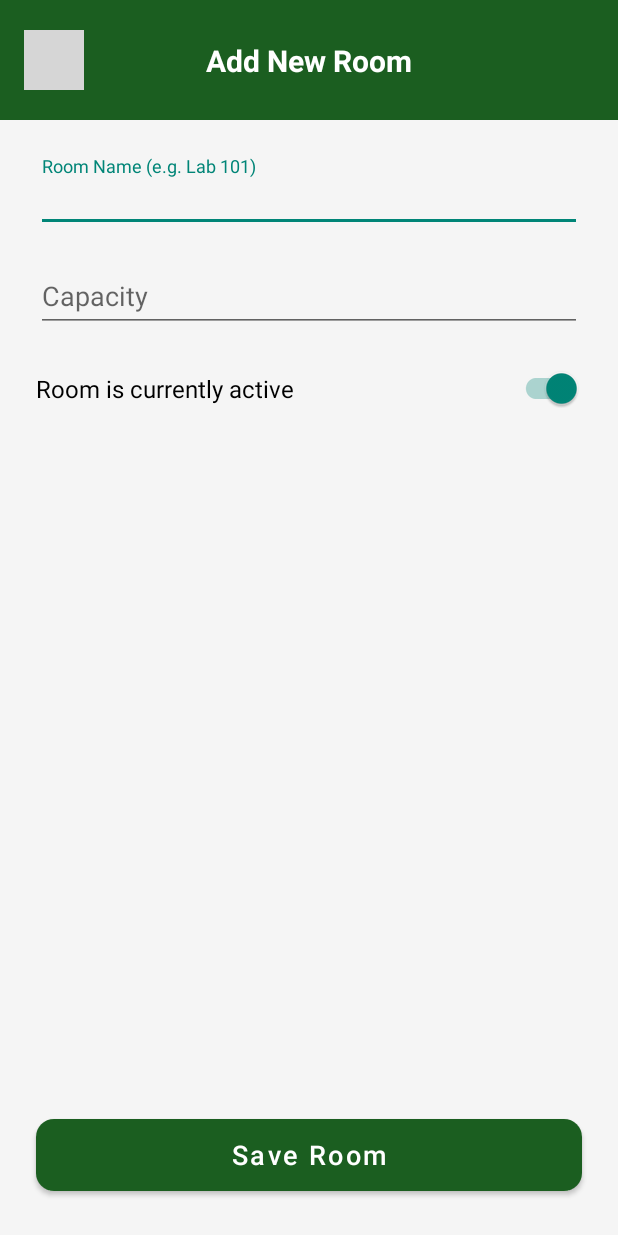
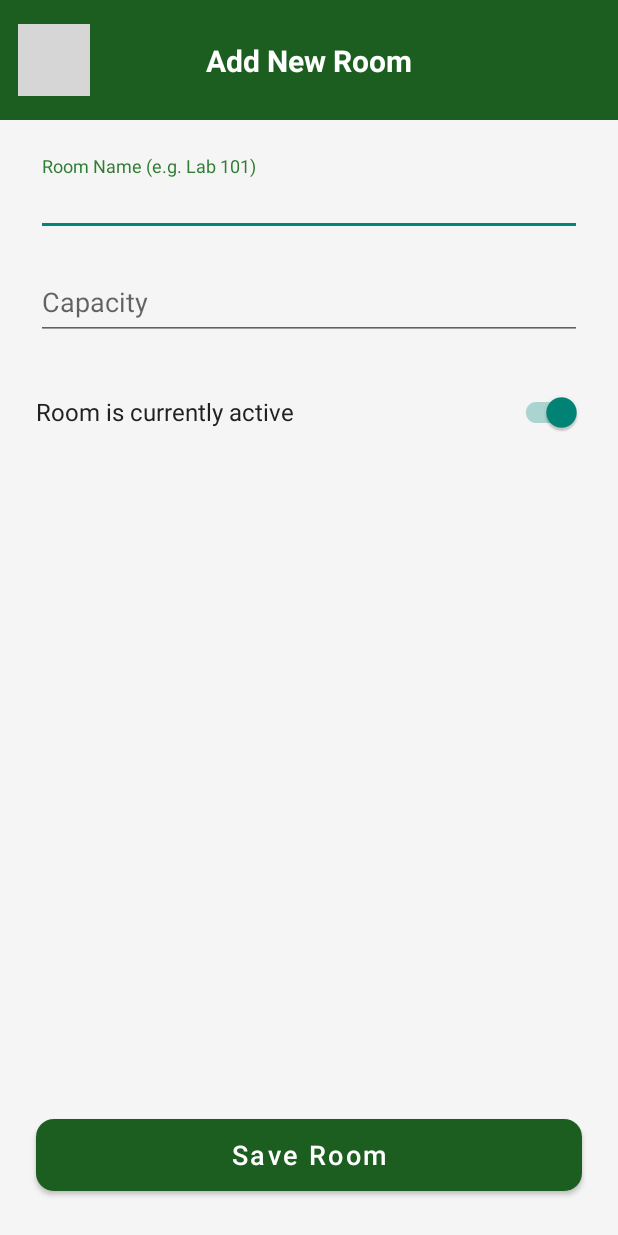
Before and after one commit to Rhaiza-Alberto/Scheduling_System, an Android app built with Jetpack Compose: the layout activity_add_room.xml on its own in the app's theme, with its tools: preview values and no code run, on a phone screen of 412 x 824 dp. Run offline under Robolectric (Android 15) with nearby library versions, the phone set to English and light mode, and no system bars; grey boxes are pictures that could not be loaded.

Commit message:
not fixed

```diff
--- a/app/src/main/res/layout/activity_add_room.xml
+++ b/app/src/main/res/layout/activity_add_room.xml
@@ -4,32 +4,33 @@
     xmlns:app="http://schemas.android.com/apk/res-auto"
     android:layout_width="match_parent"
     android:layout_height="match_parent"
-    android:background="#F5F5F5">
+    android:background="@color/app_background">
 
     <View
         android:id="@+id/header"
         android:layout_width="match_parent"
         android:layout_height="80dp"
-        android:background="#1B5E20"
+        android:background="@color/primary_dark_green"
         app:layout_constraintTop_toTopOf="parent" />
 
     <ImageView
         android:id="@+id/btnBack"
-        android:layout_width="40dp"
-        android:layout_height="40dp"
-        android:layout_marginStart="16dp"
-        android:padding="8dp"
+        android:layout_width="48dp"
+        android:layout_height="48dp"
+        android:layout_marginStart="12dp"
+        android:padding="12dp"
         android:src="@drawable/ic_arrow_back"
-        app:tint="#FFFFFF"
+        android:contentDescription="@string/back"
+        app:tint="@color/white"
         app:layout_constraintBottom_toBottomOf="@+id/header"
         app:layout_constraintStart_toStartOf="parent"
-        app:layout_constraintTop_toTopOf="@+id/header" />
+        app:layout_constraintTop_toTopOf="parent" />
 
     <TextView
         android:layout_width="wrap_content"
         android:layout_height="wrap_content"
-        android:text="Add New Room"
-        android:textColor="#FFFFFF"
+        android:text="@string/add_new_room"
+        android:textColor="@color/white"
         android:textSize="20sp"
         android:textStyle="bold"
         app:layout_constraintBottom_toBottomOf="@+id/header"
@@ -38,10 +39,12 @@
         app:layout_constraintTop_toTopOf="@+id/header" />
 
     <ScrollView
-        android:layout_width="match_parent"
+        android:layout_width="0dp"
         android:layout_height="0dp"
         android:padding="24dp"
         app:layout_constraintBottom_toTopOf="@+id/btnSaveRoom"
+        app:layout_constraintEnd_toEndOf="parent"
+        app:layout_constraintStart_toStartOf="parent"
         app:layout_constraintTop_toBottomOf="@+id/header">
 
         <LinearLayout
@@ -52,34 +55,49 @@
             <com.google.android.material.textfield.TextInputLayout
                 android:layout_width="match_parent"
                 android:layout_height="wrap_content"
-                android:hint="Room Name (e.g. Lab 101)"
-                app:boxBackgroundMode="outline">
+                android:hint="@string/hint_room_name"
+                app:boxBackgroundMode="outline"
+                app:boxStrokeColor="@color/primary_green"
+                app:hintTextColor="@color/primary_green">
+
                 <com.google.android.material.textfield.TextInputEditText
                     android:id="@+id/etRoomName"
                     android:layout_width="match_parent"
-                    android:layout_height="wrap_content" />
+                    android:layout_height="wrap_content"
+                    android:minHeight="48dp"
+                    android:importantForAutofill="no"
+                    android:inputType="textCapWords"
+                    android:textColor="@color/text_primary" />
             </com.google.android.material.textfield.TextInputLayout>
 
             <com.google.android.material.textfield.TextInputLayout
                 android:layout_width="match_parent"
                 android:layout_height="wrap_content"
                 android:layout_marginTop="16dp"
-                android:hint="Capacity"
-                app:boxBackgroundMode="outline">
+                android:hint="@string/hint_capacity"
+                app:boxBackgroundMode="outline"
+                app:boxStrokeColor="@color/primary_green"
+                app:hintTextColor="@color/primary_green">
+
                 <com.google.android.material.textfield.TextInputEditText
                     android:id="@+id/etCapacity"
                     android:layout_width="match_parent"
                     android:layout_height="wrap_content"
-                    android:inputType="number" />
+                    android:minHeight="48dp"
+                    android:importantForAutofill="no"
+                    android:inputType="number"
+                    android:textColor="@color/text_primary" />
             </com.google.android.material.textfield.TextInputLayout>
 
             <com.google.android.material.switchmaterial.SwitchMaterial
                 android:id="@+id/switchActive"
                 android:layout_width="match_parent"
                 android:layout_height="wrap_content"
+                android:minHeight="48dp"
                 android:layout_marginTop="24dp"
                 android:checked="true"
-                android:text="Room is currently active"
+                android:text="@string/switch_room_active"
+                android:textColor="@color/text_primary"
                 android:textSize="16sp" />
 
         </LinearLayout>
@@ -90,11 +108,13 @@
         android:layout_width="match_parent"
         android:layout_height="60dp"
         android:layout_margin="24dp"
-        android:text="Save Room"
+        android:text="@string/save_room"
         android:textSize="18sp"
         android:textAllCaps="false"
         app:cornerRadius="12dp"
-        app:backgroundTint="#1B5E20"
-        app:layout_constraintBottom_toBottomOf="parent" />
+        app:backgroundTint="@color/primary_dark_green"
+        app:layout_constraintBottom_toBottomOf="parent"
+        app:layout_constraintEnd_toEndOf="parent"
+        app:layout_constraintStart_toStartOf="parent" />
 
 </androidx.constraintlayout.widget.ConstraintLayout>
--- a/app/src/main/res/values/colors.xml
+++ b/app/src/main/res/values/colors.xml
@@ -7,4 +7,19 @@
     <color name="teal_700">#FF018786</color>
     <color name="black">#FF000000</color>
     <color name="white">#FFFFFFFF</color>
+
+    <color name="app_background">#F5F5F5</color>
+    <color name="primary_green">#2E7D32</color>
+    <color name="primary_dark_green">#1B5E20</color>
+    <color name="accent_green">#4CAF50</color>
+    <color name="text_green_light">#C8E6C9</color>
+
+    <color name="text_primary">#212121</color>
+    <color name="text_secondary">#757575</color>
+    <color name="text_grey_light">#616161</color>
+
+    <color name="status_red_text">#C62828</color>
+    <color name="icon_red">#D32F2F</color>
+    <color name="icon_orange">#F57F17</color>
+    <color name="icon_orange_dark">#E65100</color>
 </resources>
--- a/app/src/main/res/values/strings.xml
+++ b/app/src/main/res/values/strings.xml
@@ -2,11 +2,9 @@
     <string name="app_name">Scheduling System</string>
     <string name="professor_login">Professor Login</string>
 
-
     <string name="room_scheduler">Room Scheduler</string>
     <string name="login">Log In</string>
     <string name="welcome">Welcome Back</string>
-
 
     <string name="email">Email Address</string>
     <string name="password">Password</string>
@@ -19,37 +17,35 @@
         <item>My Rooms</item>
         <item>All Rooms</item>
     </string-array>
-        <!-- Admin Dashboard -->
+
     <string name="admin_portal">Admin Portal</string>
     <string name="dashboard">Dashboard</string>
     <string name="settings">Settings</string>
 
-        <!-- Pending Approvals Card -->
     <string name="pending_approvals">Pending Approvals</string>
     <string name="professors_waiting">3 Professors waiting</string>
     <string name="review">Review</string>
     <string name="notifications_icon">Notifications icon</string>
 
-        <!-- Manage Rooms -->
     <string name="manage_rooms">Manage Rooms</string>
     <string name="lab_101">Lab 101</string>
     <string name="lecture_hall_a">Lecture Hall A</string>
     <string name="status_available">Status: Available</string>
     <string name="status_occupied">Status: Occupied (Prof. Rham)</string>
 
-        <!-- Room-specific Actions (Lab 101) -->
     <string name="edit_lab_101">Edit Lab 101</string>
     <string name="delete_lab_101">Delete Lab 101</string>
-
-        <!-- Room-specific Actions (Lecture Hall A) -->
     <string name="edit_lecture_hall_a">Edit Lecture Hall A</string>
     <string name="delete_lecture_hall_a">Delete Lecture Hall A</string>
 
-        <!-- General Actions -->
     <string name="edit_room">Edit room</string>
     <string name="delete_room">Delete room</string>
-        <string name="add_new_room">Add new room</string>
+    <string name="add_new_room">Add New Room</string>
+    <string name="admin_dashboard">Admin Dashboard</string>
 
-        <!-- Activity Labels -->
-        <string name="admin_dashboard">Admin Dashboard</string>
+    <string name="back">Back</string>
+    <string name="hint_room_name">Room Name (e.g. Lab 101)</string>
+    <string name="hint_capacity">Capacity</string>
+    <string name="switch_room_active">Room is currently active</string>
+    <string name="save_room">Save Room</string>
 </resources>
```
Also changed, not shown: app/src/main/res/layout/activity_admin_dashboard.xml (+27 -25 lines), app/src/main/res/layout/activity_login.xml (+20 -20 lines), app/src/main/res/layout/activity_professor_dashboard.xml (+17 -14 lines), app/src/main/res/layout/item_layout.xml (+7 -6 lines). Lines whose indentation alone changed are shown as unchanged.
